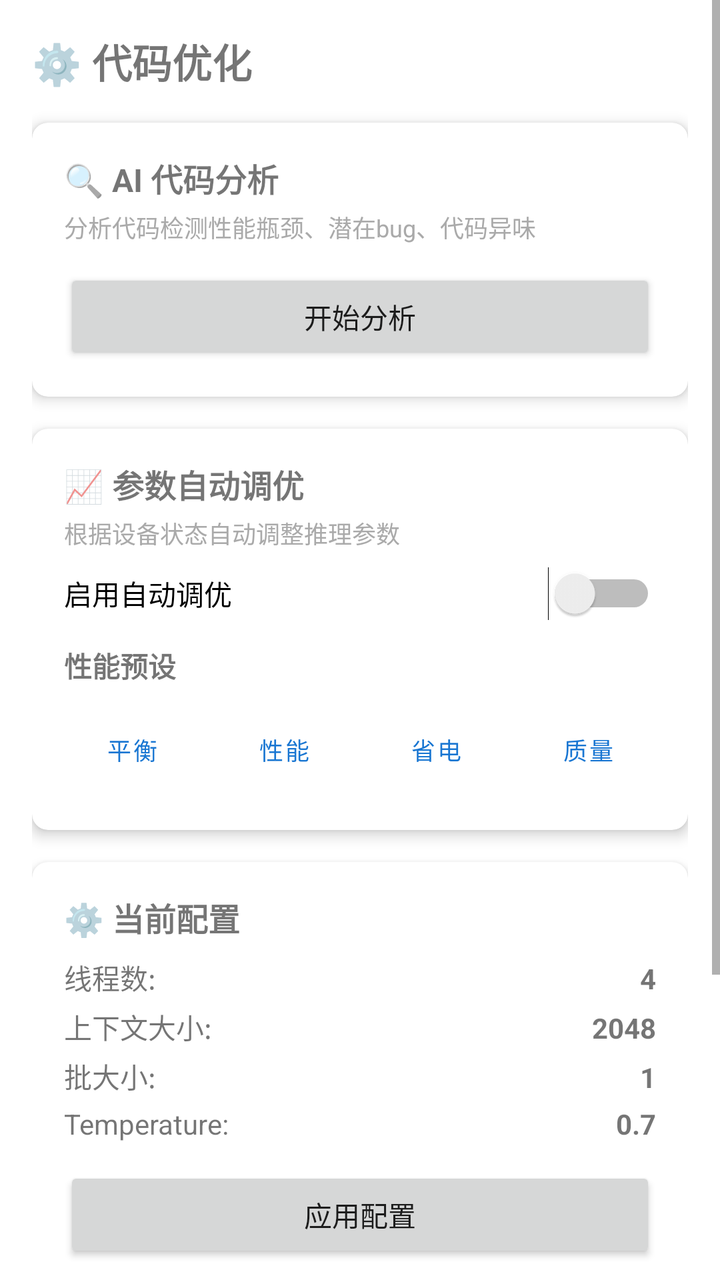
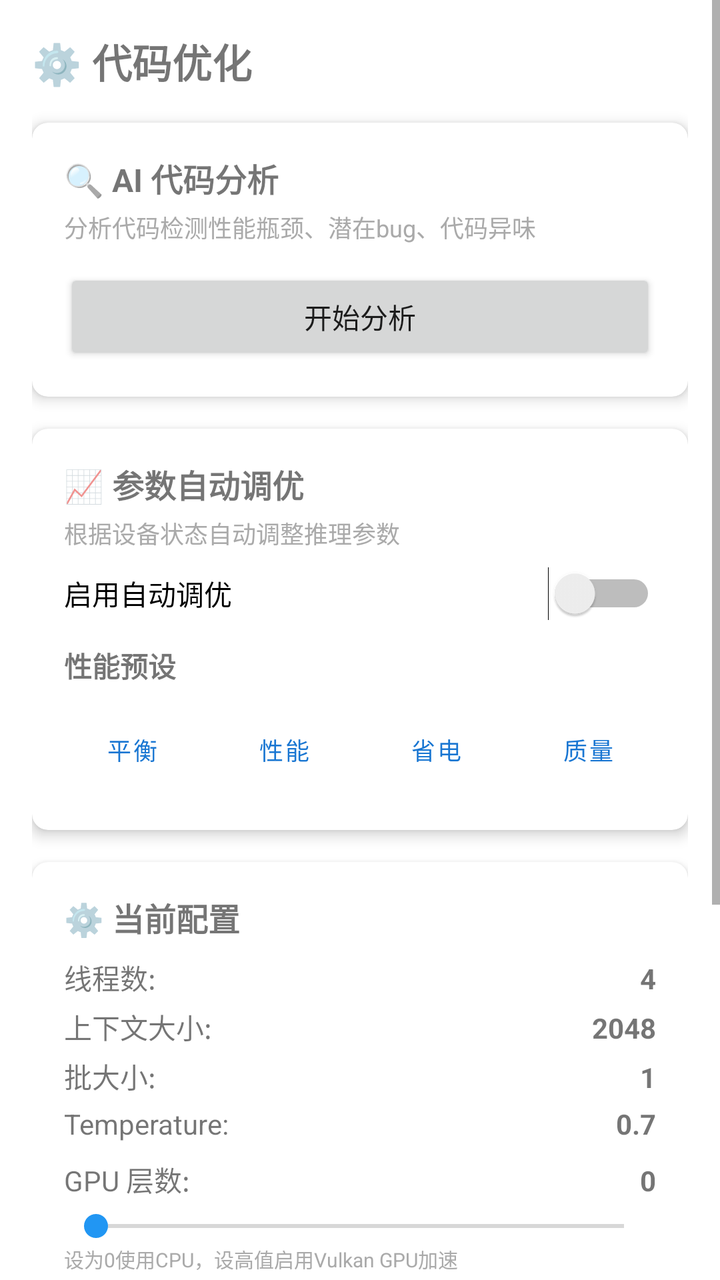

Screens rendered from an Android XML layout before and after an edit, with the pre-edit source and the edit as a unified diff.
<!-- AndroidManifest.xml: application theme Theme.LocalAI -->
<!-- res/layout/fragment_optimizer.xml -->
<?xml version="1.0" encoding="utf-8"?>
<ScrollView xmlns:android="http://schemas.android.com/apk/res/android"
    xmlns:app="http://schemas.android.com/apk/res-auto"
    android:layout_width="match_parent"
    android:layout_height="match_parent"
    android:fillViewport="true">

    <LinearLayout
        android:layout_width="match_parent"
        android:layout_height="wrap_content"
        android:orientation="vertical"
        android:padding="16dp">

        
        <TextView
            android:layout_width="wrap_content"
            android:layout_height="wrap_content"
            android:text="⚙️ 代码优化"
            android:textSize="20sp"
            android:textStyle="bold"
            android:layout_marginBottom="16dp" />

        
        <androidx.cardview.widget.CardView
            android:layout_width="match_parent"
            android:layout_height="wrap_content"
            android:layout_marginBottom="16dp"
            app:cardCornerRadius="8dp"
            app:cardElevation="4dp">

            <LinearLayout
                android:layout_width="match_parent"
                android:layout_height="wrap_content"
                android:orientation="vertical"
                android:padding="16dp">

                <TextView
                    android:layout_width="wrap_content"
                    android:layout_height="wrap_content"
                    android:text="🔍 AI 代码分析"
                    android:textSize="16sp"
                    android:textStyle="bold" />

                <TextView
                    android:layout_width="wrap_content"
                    android:layout_height="wrap_content"
                    android:layout_marginTop="4dp"
                    android:text="分析代码检测性能瓶颈、潜在bug、代码异味"
                    android:textSize="12sp"
                    android:textColor="@android:color/darker_gray" />

                <Button
                    android:id="@+id/btn_analyze_code"
                    android:layout_width="match_parent"
                    android:layout_height="wrap_content"
                    android:layout_marginTop="12dp"
                    android:text="开始分析" />

                <ProgressBar
                    android:id="@+id/progress_analyze"
                    style="?android:attr/progressBarStyleHorizontal"
                    android:layout_width="match_parent"
                    android:layout_height="wrap_content"
                    android:layout_marginTop="8dp"
                    android:visibility="gone"
                    android:max="100" />

                <TextView
                    android:id="@+id/tv_analyze_status"
                    android:layout_width="wrap_content"
                    android:layout_height="wrap_content"
                    android:layout_marginTop="4dp"
                    android:textSize="12sp"
                    android:visibility="gone" />

            </LinearLayout>

        </androidx.cardview.widget.CardView>

        
        <androidx.cardview.widget.CardView
            android:id="@+id/card_analysis_summary"
            android:layout_width="match_parent"
            android:layout_height="wrap_content"
            android:layout_marginBottom="16dp"
            android:visibility="gone"
            app:cardCornerRadius="8dp"
            app:cardElevation="4dp">

            <LinearLayout
                android:layout_width="match_parent"
                android:layout_height="wrap_content"
                android:orientation="vertical"
                android:padding="16dp">

                <TextView
                    android:layout_width="wrap_content"
                    android:layout_height="wrap_content"
                    android:text="📊 分析摘要"
                    android:textSize="16sp"
                    android:textStyle="bold" />

                <LinearLayout
                    android:layout_width="match_parent"
                    android:layout_height="wrap_content"
                    android:layout_marginTop="8dp"
                    android:orientation="horizontal">

                    <TextView
                        android:id="@+id/tv_code_score"
                        android:layout_width="0dp"
                        android:layout_height="wrap_content"
                        android:layout_weight="1"
                        android:text="代码评分: --"
                        android:textSize="14sp" />

                    <TextView
                        android:id="@+id/tv_total_issues"
                        android:layout_width="0dp"
                        android:layout_height="wrap_content"
                        android:layout_weight="1"
                        android:text="问题数: --"
                        android:textSize="14sp" />

                </LinearLayout>

                <LinearLayout
                    android:layout_width="match_parent"
                    android:layout_height="wrap_content"
                    android:layout_marginTop="4dp"
                    android:orientation="horizontal">

                    <TextView
                        android:id="@+id/tv_total_files"
                        android:layout_width="0dp"
                        android:layout_height="wrap_content"
                        android:layout_weight="1"
                        android:text="文件数: --"
                        android:textSize="14sp" />

                    <TextView
                        android:id="@+id/tv_total_lines"
                        android:layout_width="0dp"
                        android:layout_height="wrap_content"
                        android:layout_weight="1"
                        android:text="代码行数: --"
                        android:textSize="14sp" />

                </LinearLayout>

                <TextView
                    android:layout_width="wrap_content"
                    android:layout_height="wrap_content"
                    android:layout_marginTop="12dp"
                    android:text="💡 建议"
                    android:textSize="14sp"
                    android:textStyle="bold" />

                <TextView
                    android:id="@+id/tv_recommendations"
                    android:layout_width="match_parent"
                    android:layout_height="wrap_content"
                    android:layout_marginTop="4dp"
                    android:textSize="12sp"
                    android:lineSpacingExtra="4dp" />

            </LinearLayout>

        </androidx.cardview.widget.CardView>

        
        <androidx.cardview.widget.CardView
            android:id="@+id/card_issues"
            android:layout_width="match_parent"
            android:layout_height="wrap_content"
            android:layout_marginBottom="16dp"
            android:visibility="gone"
            app:cardCornerRadius="8dp"
            app:cardElevation="4dp">

            <LinearLayout
                android:layout_width="match_parent"
                android:layout_height="wrap_content"
                android:orientation="vertical"
                android:padding="16dp">

                <TextView
                    android:layout_width="wrap_content"
                    android:layout_height="wrap_content"
                    android:text="⚠️ 问题详情"
                    android:textSize="16sp"
                    android:textStyle="bold" />

                <androidx.recyclerview.widget.RecyclerView
                    android:id="@+id/rv_issues"
                    android:layout_width="match_parent"
                    android:layout_height="wrap_content"
                    android:layout_marginTop="8dp"
                    android:nestedScrollingEnabled="false" />

            </LinearLayout>

        </androidx.cardview.widget.CardView>

        
        <androidx.cardview.widget.CardView
            android:layout_width="match_parent"
            android:layout_height="wrap_content"
            android:layout_marginBottom="16dp"
            app:cardCornerRadius="8dp"
            app:cardElevation="4dp">

            <LinearLayout
                android:layout_width="match_parent"
                android:layout_height="wrap_content"
                android:orientation="vertical"
                android:padding="16dp">

                <TextView
                    android:layout_width="wrap_content"
                    android:layout_height="wrap_content"
                    android:text="📈 参数自动调优"
                    android:textSize="16sp"
                    android:textStyle="bold" />

                <TextView
                    android:layout_width="wrap_content"
                    android:layout_height="wrap_content"
                    android:layout_marginTop="4dp"
                    android:text="根据设备状态自动调整推理参数"
                    android:textSize="12sp"
                    android:textColor="@android:color/darker_gray" />

                <Switch
                    android:id="@+id/switch_auto_tune"
                    android:layout_width="match_parent"
                    android:layout_height="wrap_content"
                    android:layout_marginTop="8dp"
                    android:text="启用自动调优" />

                <TextView
                    android:layout_width="wrap_content"
                    android:layout_height="wrap_content"
                    android:layout_marginTop="12dp"
                    android:text="性能预设"
                    android:textSize="14sp"
                    android:textStyle="bold" />

                <LinearLayout
                    android:layout_width="match_parent"
                    android:layout_height="wrap_content"
                    android:layout_marginTop="8dp"
                    android:orientation="horizontal">

                    <Button
                        android:id="@+id/btn_preset_balanced"
                        android:layout_width="0dp"
                        android:layout_height="wrap_content"
                        android:layout_weight="1"
                        android:text="平衡"
                        android:textSize="12sp"
                        style="@style/Widget.MaterialComponents.Button.OutlinedButton" />

                    <Button
                        android:id="@+id/btn_preset_performance"
                        android:layout_width="0dp"
                        android:layout_height="wrap_content"
                        android:layout_weight="1"
                        android:layout_marginStart="8dp"
                        android:text="性能"
                        android:textSize="12sp"
                        style="@style/Widget.MaterialComponents.Button.OutlinedButton" />

                    <Button
                        android:id="@+id/btn_preset_battery"
                        android:layout_width="0dp"
                        android:layout_height="wrap_content"
                        android:layout_weight="1"
                        android:layout_marginStart="8dp"
                        android:text="省电"
                        android:textSize="12sp"
                        style="@style/Widget.MaterialComponents.Button.OutlinedButton" />

                    <Button
                        android:id="@+id/btn_preset_quality"
                        android:layout_width="0dp"
                        android:layout_height="wrap_content"
                        android:layout_weight="1"
                        android:layout_marginStart="8dp"
                        android:text="质量"
                        android:textSize="12sp"
                        style="@style/Widget.MaterialComponents.Button.OutlinedButton" />

                </LinearLayout>

            </LinearLayout>

        </androidx.cardview.widget.CardView>

        
        <androidx.cardview.widget.CardView
            android:layout_width="match_parent"
            android:layout_height="wrap_content"
            android:layout_marginBottom="16dp"
            app:cardCornerRadius="8dp"
            app:cardElevation="4dp">

            <LinearLayout
                android:layout_width="match_parent"
                android:layout_height="wrap_content"
                android:orientation="vertical"
                android:padding="16dp">

                <TextView
                    android:layout_width="wrap_content"
                    android:layout_height="wrap_content"
                    android:text="⚙️ 当前配置"
                    android:textSize="16sp"
                    android:textStyle="bold" />

                <LinearLayout
                    android:layout_width="match_parent"
                    android:layout_height="wrap_content"
                    android:layout_marginTop="8dp"
                    android:orientation="horizontal">

                    <TextView
                        android:layout_width="0dp"
                        android:layout_height="wrap_content"
                        android:layout_weight="1"
                        android:text="线程数:"
                        android:textSize="14sp" />

                    <TextView
                        android:id="@+id/tv_threads"
                        android:layout_width="wrap_content"
                        android:layout_height="wrap_content"
                        android:text="4"
                        android:textSize="14sp"
                        android:textStyle="bold" />

                </LinearLayout>

                <LinearLayout
                    android:layout_width="match_parent"
                    android:layout_height="wrap_content"
                    android:layout_marginTop="4dp"
                    android:orientation="horizontal">

                    <TextView
                        android:layout_width="0dp"
                        android:layout_height="wrap_content"
                        android:layout_weight="1"
                        android:text="上下文大小:"
                        android:textSize="14sp" />

                    <TextView
                        android:id="@+id/tv_context_size"
                        android:layout_width="wrap_content"
                        android:layout_height="wrap_content"
                        android:text="2048"
                        android:textSize="14sp"
                        android:textStyle="bold" />

                </LinearLayout>

                <LinearLayout
                    android:layout_width="match_parent"
                    android:layout_height="wrap_content"
                    android:layout_marginTop="4dp"
                    android:orientation="horizontal">

                    <TextView
                        android:layout_width="0dp"
                        android:layout_height="wrap_content"
                        android:layout_weight="1"
                        android:text="批大小:"
                        android:textSize="14sp" />

                    <TextView
                        android:id="@+id/tv_batch_size"
                        android:layout_width="wrap_content"
                        android:layout_height="wrap_content"
                        android:text="1"
                        android:textSize="14sp"
                        android:textStyle="bold" />

                </LinearLayout>

                <LinearLayout
                    android:layout_width="match_parent"
                    android:layout_height="wrap_content"
                    android:layout_marginTop="4dp"
                    android:orientation="horizontal">

                    <TextView
                        android:layout_width="0dp"
                        android:layout_height="wrap_content"
                        android:layout_weight="1"
                        android:text="Temperature:"
                        android:textSize="14sp" />

                    <TextView
                        android:id="@+id/tv_temperature"
                        android:layout_width="wrap_content"
                        android:layout_height="wrap_content"
                        android:text="0.7"
                        android:textSize="14sp"
                        android:textStyle="bold" />

                </LinearLayout>

                <Button
                    android:id="@+id/btn_apply_config"
                    android:layout_width="match_parent"
                    android:layout_height="wrap_content"
                    android:layout_marginTop="12dp"
                    android:text="应用配置" />

            </LinearLayout>

        </androidx.cardview.widget.CardView>

        
        <androidx.cardview.widget.CardView
            android:layout_width="match_parent"
            android:layout_height="wrap_content"
            android:layout_marginBottom="16dp"
            app:cardCornerRadius="8dp"
            app:cardElevation="4dp">

            <LinearLayout
                android:layout_width="match_parent"
                android:layout_height="wrap_content"
                android:orientation="vertical"
                android:padding="16dp">

                <TextView
                    android:layout_width="wrap_content"
                    android:layout_height="wrap_content"
                    android:text="🩹 优化补丁"
                    android:textSize="16sp"
                    android:textStyle="bold" />

                <TextView
                    android:layout_width="wrap_content"
                    android:layout_height="wrap_content"
                    android:layout_marginTop="4dp"
                    android:text="AI 生成修复代码并应用补丁"
                    android:textSize="12sp"
                    android:textColor="@android:color/darker_gray" />

                <Button
                    android:id="@+id/btn_generate_patches"
                    android:layout_width="match_parent"
                    android:layout_height="wrap_content"
                    android:layout_marginTop="12dp"
                    android:text="生成优化补丁" />

                <androidx.recyclerview.widget.RecyclerView
                    android:id="@+id/rv_patches"
                    android:layout_width="match_parent"
                    android:layout_height="wrap_content"
                    android:layout_marginTop="8dp"
                    android:nestedScrollingEnabled="false" />

            </LinearLayout>

        </androidx.cardview.widget.CardView>

    </LinearLayout>

</ScrollView>
<!-- resources referenced by this layout -->
<resources>
  <style name="Theme.LocalAI" parent="Theme.MaterialComponents.DayNight.NoActionBar">
          <item name="colorPrimary">@color/primary</item>
          <item name="colorPrimaryDark">@color/primary_dark</item>
          <item name="colorPrimaryVariant">@color/primary_variant</item>
          <item name="colorAccent">@color/accent</item>
          <item name="colorSecondary">@color/accent</item>
          <item name="android:windowBackground">@color/background_chat</item>
          <item name="android:statusBarColor">@color/toolbar_bg</item>
          <item name="android:navigationBarColor">@color/bottom_nav_bg</item>
          <item name="android:windowLightStatusBar">true</item>
      </style>
  <color name="primary">#1976D2</color>
  <color name="primary_dark">#1565C0</color>
  <color name="primary_variant">#1E88E5</color>
  <color name="accent">#2196F3</color>
  <color name="background_chat">#FFFFFF</color>
  <color name="toolbar_bg">#FFFFFF</color>
  <color name="bottom_nav_bg">#FFFFFF</color>
</resources>

<!-- the commit's change to res/layout/fragment_optimizer.xml (unified diff, before → after) -->
@@ -410,6 +410,51 @@
 
                 </LinearLayout>
 
+                <LinearLayout
+                    android:layout_width="match_parent"
+                    android:layout_height="wrap_content"
+                    android:layout_marginTop="8dp"
+                    android:orientation="vertical">
+
+                    <LinearLayout
+                        android:layout_width="match_parent"
+                        android:layout_height="wrap_content"
+                        android:orientation="horizontal">
+
+                        <TextView
+                            android:layout_width="0dp"
+                            android:layout_height="wrap_content"
+                            android:layout_weight="1"
+                            android:text="GPU 层数:"
+                            android:textSize="14sp" />
+
+                        <TextView
+                            android:id="@+id/tv_gpu_layers"
+                            android:layout_width="wrap_content"
+                            android:layout_height="wrap_content"
+                            android:text="0"
+                            android:textSize="14sp"
+                            android:textStyle="bold" />
+
+                    </LinearLayout>
+
+                    <SeekBar
+                        android:id="@+id/seekbar_gpu_layers"
+                        android:layout_width="match_parent"
+                        android:layout_height="wrap_content"
+                        android:layout_marginTop="4dp"
+                        android:max="99"
+                        android:progress="0" />
+
+                    <TextView
+                        android:layout_width="wrap_content"
+                        android:layout_height="wrap_content"
+                        android:text="设为0使用CPU，设高值启用Vulkan GPU加速"
+                        android:textSize="10sp"
+                        android:textColor="@android:color/darker_gray" />
+
+                </LinearLayout>
+
                 <Button
                     android:id="@+id/btn_apply_config"
                     android:layout_width="match_parent"
